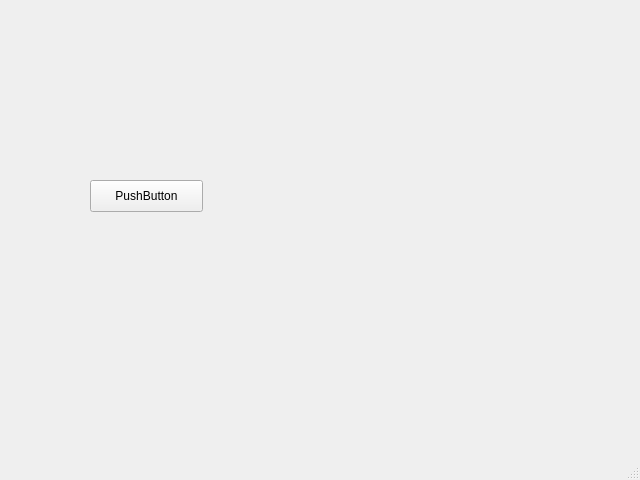
First picture: the form in python/app/OpenIMUTest/MainWindow.ui, repository introlab/OpenIMU, before the edit.
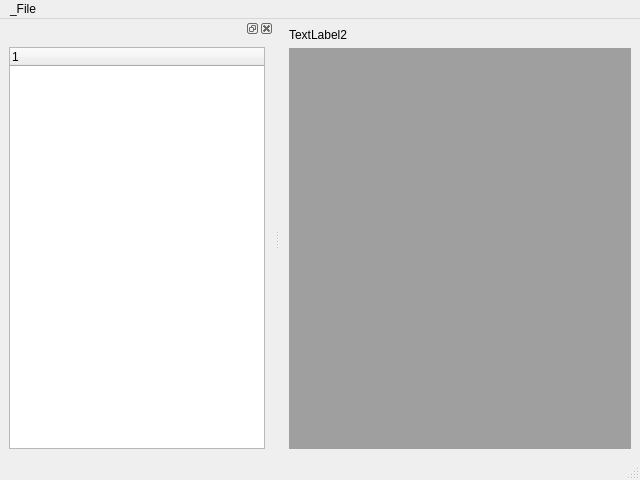
Second picture: the form after the edit.

Commit message: Dependencies working better

What changed in the file:
```diff
--- a/python/app/OpenIMUTest/MainWindow.ui
+++ b/python/app/OpenIMUTest/MainWindow.ui
@@ -14,19 +14,18 @@
    <string>MainWindow</string>
   </property>
   <widget class="QWidget" name="centralwidget">
-   <widget class="QPushButton" name="pushButton">
-    <property name="geometry">
-     <rect>
-      <x>90</x>
-      <y>180</y>
-      <width>113</width>
-      <height>32</height>
-     </rect>
-    </property>
-    <property name="text">
-     <string>PushButton</string>
-    </property>
-   </widget>
+   <layout class="QVBoxLayout" name="verticalLayout">
+    <item>
+     <widget class="QLabel" name="label">
+      <property name="text">
+       <string>TextLabel2</string>
+      </property>
+     </widget>
+    </item>
+    <item>
+     <widget class="QMdiArea" name="mdiArea"/>
+    </item>
+   </layout>
   </widget>
   <widget class="QMenuBar" name="menubar">
    <property name="geometry">
@@ -37,8 +36,38 @@
      <height>22</height>
     </rect>
    </property>
+   <widget class="QMenu" name="menu_File">
+    <property name="title">
+     <string>_File</string>
+    </property>
+    <addaction name="actionQuit"/>
+   </widget>
+   <addaction name="menu_File"/>
   </widget>
   <widget class="QStatusBar" name="statusbar"/>
+  <widget class="QDockWidget" name="dockWidget">
+   <attribute name="dockWidgetArea">
+    <number>1</number>
+   </attribute>
+   <widget class="QWidget" name="dockWidgetContents">
+    <layout class="QVBoxLayout" name="verticalLayout_2">
+     <item>
+      <widget class="QTreeWidget" name="treeWidget">
+       <column>
+        <property name="text">
+         <string notr="true">1</string>
+        </property>
+       </column>
+      </widget>
+     </item>
+    </layout>
+   </widget>
+  </widget>
+  <action name="actionQuit">
+   <property name="text">
+    <string>Quit</string>
+   </property>
+  </action>
  </widget>
  <resources/>
  <connections/>
```
The commit also changes 2 other files.
